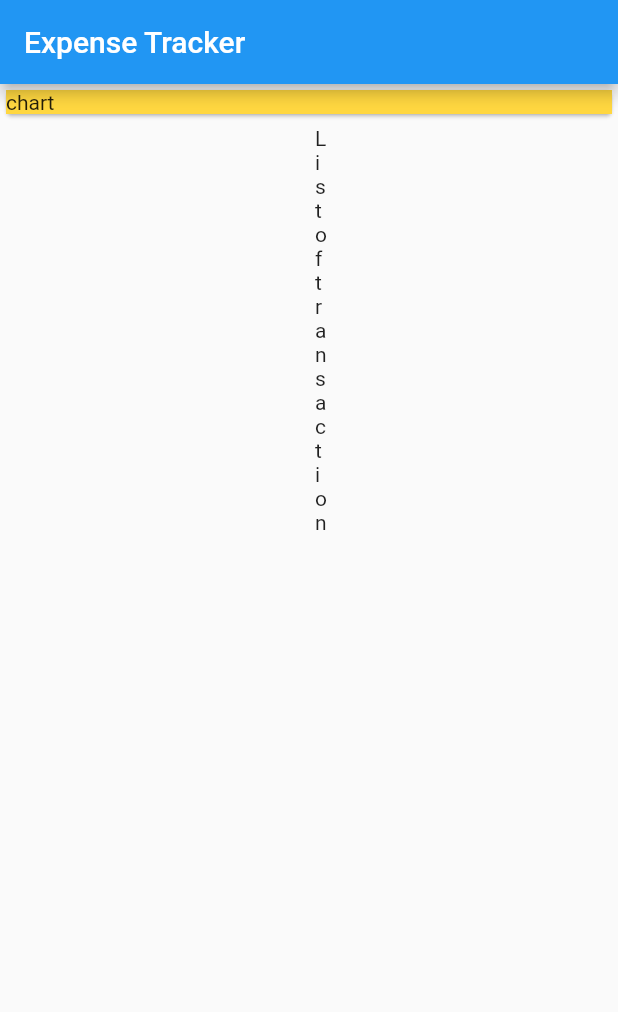
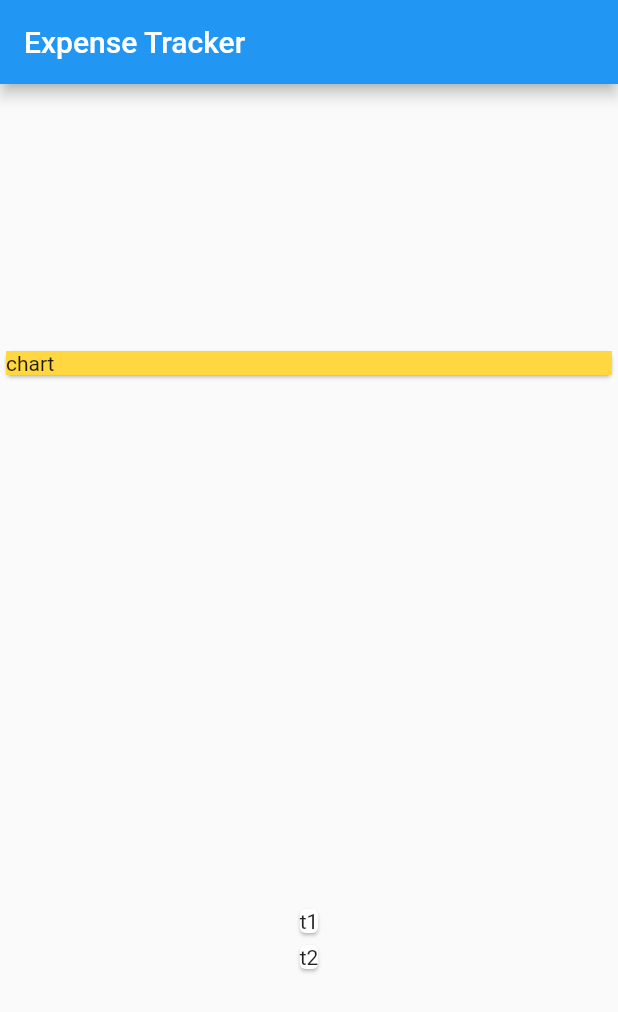
Before and after one commit to Alamin11/ExpenseTracker, a Flutter app: the screen it shows after launch, on a phone screen of 412 x 824 dp. Shown: the top 1012 px of the screen. Run offline on Flutter 3.47's test engine with Material 2 defaults, Android fonts, the phone set to English and light mode, and no system bars.

Commit message:
Adding transaction and mapping data into widget

```diff
--- a/lib/main.dart
+++ b/lib/main.dart
@@ -1,4 +1,5 @@
 import 'package:flutter/material.dart';
+import './transaction.dart';
 
 void main(List<String> args) {
   runApp(MyApp());
@@ -13,13 +14,28 @@ class MyApp extends StatelessWidget {
   Widget build(BuildContext context) {
     return MaterialApp(
       title: titleText,
-      home: const MyHomePage(),
+      home: MyHomePage(),
     );
   }
 }
 
 class MyHomePage extends StatelessWidget {
-  const MyHomePage({Key? key}) : super(key: key);
+  MyHomePage({Key? key}) : super(key: key);
+
+  List<Transaction> transactions = [
+    Transaction(
+      id: 't1',
+      title: 'Egg',
+      amount: 72,
+      date: DateTime.now(),
+    ),
+    Transaction(
+      id: 't2',
+      title: 'Dart',
+      amount: 200.50,
+      date: DateTime.now(),
+    ),
+  ];
 
   @override
   Widget build(BuildContext context) {
@@ -28,6 +44,7 @@ class MyHomePage extends StatelessWidget {
         title: Text(titleText),
       ),
       body: Column(
+        mainAxisAlignment: MainAxisAlignment.spaceAround,
         children: [
           Card(
             child: Container(
@@ -36,13 +53,12 @@ class MyHomePage extends StatelessWidget {
               child: const Text('chart'),
             ),
           ),
-          const SizedBox(
-            width: double.minPositive,
-            child: Card(
-              color: Colors.blue,
-              child: Text('List of transaction'),
-            ),
-          ),
+          Column(
+              children: transactions
+                  .map((tx) => Card(
+                        child: Text(tx.id),
+                      ))
+                  .toList()),
         ],
       ),
     );
--- /dev/null
+++ b/lib/transaction.dart
@@ -0,0 +1,15 @@
+//import 'package:flutter/foundation.dart';
+
+class Transaction {
+  final String id;
+  final String title;
+  final double amount;
+  final DateTime date;
+
+  Transaction({
+    required this.id,
+    required this.title,
+    required this.amount,
+    required this.date,
+  });
+}
```
